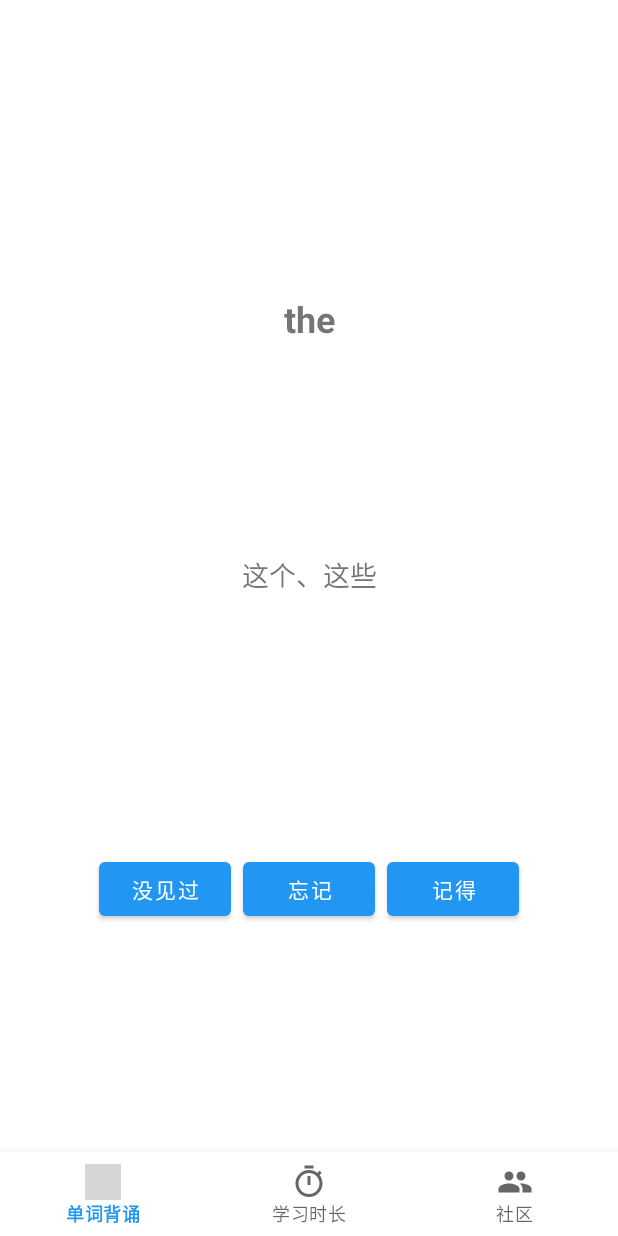
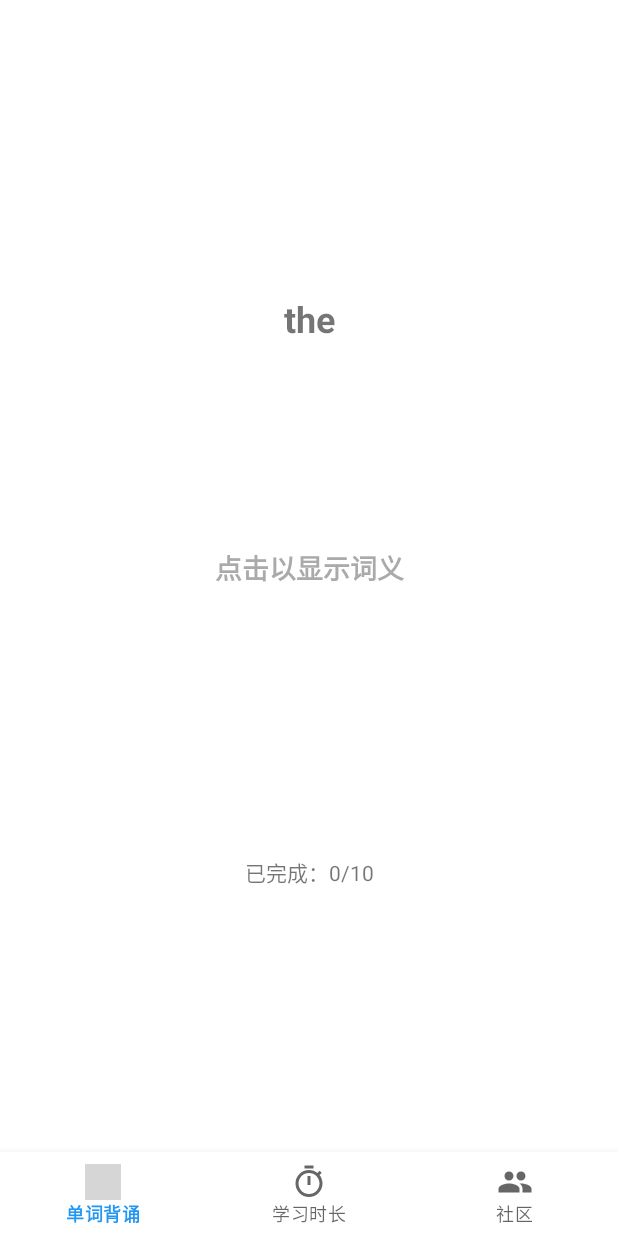
Before and after one commit to SaltFishGC/AppCourseWork, an Android app: the fragment WordRecitationUnlimitedFragment placed in its activity, after a tap on "开始每日背诵", on a phone screen of 412 x 824 dp. Run offline under Robolectric (Android 15) with nearby library versions, the phone set to English and light mode, and no system bars; grey boxes are pictures that could not be loaded.

Commit message:
写了个遮挡
后续规范一下代码，虽然也完全不规范就是了，i need模版抄一下

```diff
--- a/myapp/app/src/main/java/com/example/myapp/wordFragment/WordRecitationFragment.java
+++ b/myapp/app/src/main/java/com/example/myapp/wordFragment/WordRecitationFragment.java
@@ -1,5 +1,6 @@
 package com.example.myapp.wordFragment;
 
+import android.graphics.Typeface;
 import android.os.Bundle;
 import android.view.LayoutInflater;
 import android.view.View;
@@ -23,7 +24,6 @@ import com.example.myapp.entity.Word;
 
 import java.util.ArrayList;
 import java.util.List;
-// todo 制作两个模块的词义遮挡，点击后显示
 public class WordRecitationFragment extends Fragment {
     private TextView wordText;
     private TextView definitionText;
@@ -41,6 +41,9 @@ public class WordRecitationFragment extends Fragment {
     private int currentIndex;
     private int totalWords;
     private int completedWords;
+    // 新增遮挡词义的变量
+    private TextView definitionMaskText;  // 用于遮挡词义的文本
+    private boolean isDefinitionVisible = false;  // 是否已显示词义
 
     @Override
     public View onCreateView(LayoutInflater inflater, ViewGroup container, Bundle savedInstanceState) {
@@ -48,6 +51,9 @@ public class WordRecitationFragment extends Fragment {
 
         // 初始化视图
         initViews(view);
+
+        // 添加遮挡词义的视图
+        setupDefinitionMask(view);
 
         // 初始化数据库
         SqliteConnection dbHelper = new SqliteConnection(requireContext());
@@ -74,6 +80,42 @@ public class WordRecitationFragment extends Fragment {
         btnForgot = view.findViewById(R.id.btn_forgot);
         btnRemembered = view.findViewById(R.id.btn_remembered);
     }
+    // 新增方法：设置词义遮挡层
+    private void setupDefinitionMask(View view) {
+        // 创建用于遮挡的 TextView
+        definitionMaskText = new TextView(requireContext());
+        definitionMaskText.setText("点击以显示词义");
+        definitionMaskText.setTextSize(18);
+        definitionMaskText.setTypeface(Typeface.DEFAULT_BOLD);
+        definitionMaskText.setGravity(android.view.Gravity.CENTER);
+        definitionMaskText.setBackgroundColor(getResources().getColor(android.R.color.white));
+        definitionMaskText.setTextColor(getResources().getColor(android.R.color.darker_gray));
+
+        // 设置 LayoutParams，使其填满 answer 布局
+        ViewGroup parent = view.findViewById(R.id.answer);
+        ViewGroup.LayoutParams params = new ViewGroup.LayoutParams(
+                ViewGroup.LayoutParams.MATCH_PARENT,
+                ViewGroup.LayoutParams.MATCH_PARENT
+        );
+        definitionMaskText.setLayoutParams(params);
+
+        parent.addView(definitionMaskText, 0); // 插入到最上层
+
+        // 设置点击事件
+        definitionMaskText.setOnClickListener(v -> toggleDefinitionVisibility());
+    }
+    // 切换词义显示状态的方法
+    private void toggleDefinitionVisibility() {
+        isDefinitionVisible = !isDefinitionVisible;
+        definitionMaskText.setVisibility(isDefinitionVisible ? View.GONE : View.VISIBLE);
+
+        // 显示或隐藏 answer 区域中的各个组件
+        int visibility = isDefinitionVisible ? View.VISIBLE : View.GONE;
+        definitionText.setVisibility(visibility);
+        variantText.setVisibility(visibility);
+        topicText.setVisibility(visibility);
+    }
+
     // 加载单词
     private void loadWords() {
         wordList = wordDao.getRandomUnrememberedWords();
@@ -82,6 +124,7 @@ public class WordRecitationFragment extends Fragment {
         totalWords = wordList.size();
         completedWords = 0;
         updateWordDisplay();
+        toggleDefinitionVisibility();
     }
 
     // 设置按钮点击事件
@@ -144,9 +187,9 @@ public class WordRecitationFragment extends Fragment {
             definitionText.setText(currentWord.getDefinition());
             variantText.setText(currentWord.getVariant());
             topicText.setText(currentWord.getTopic());
+            toggleDefinitionVisibility();
 
             // 更新进度显示
-            int remainingWords = totalWords - completedWords;
             progressText.setText(String.format("已完成：%d/%d", completedWords, totalWords));
         }
     }
--- a/myapp/app/src/main/java/com/example/myapp/wordFragment/WordRecitationUnlimitedFragment.java
+++ b/myapp/app/src/main/java/com/example/myapp/wordFragment/WordRecitationUnlimitedFragment.java
@@ -1,5 +1,6 @@
 package com.example.myapp.wordFragment;
 
+import android.graphics.Typeface;
 import android.os.Bundle;
 import android.view.LayoutInflater;
 import android.view.View;
@@ -32,6 +33,10 @@ public class WordRecitationUnlimitedFragment extends Fragment {
     private Button btnRemembered;
     private MaterialButton btnEnd;
 
+    // 新增遮挡词义的变量
+    private TextView definitionMaskText;  // 用于遮挡词义的文本
+    private boolean isDefinitionVisible = false;  // 是否已显示词义
+
     private WordDao wordDao;
     private WordLearningRecordDao learningRecordDao;
     private Word currentWord;
@@ -43,6 +48,9 @@ public class WordRecitationUnlimitedFragment extends Fragment {
 
         // 初始化视图
         initViews(view);
+
+        // 创建遮挡词义
+        setupDefinitionMask(view);
 
         // 初始化数据库
         SqliteConnection dbHelper = new SqliteConnection(requireContext());
@@ -70,18 +78,57 @@ public class WordRecitationUnlimitedFragment extends Fragment {
         btnEnd = view.findViewById(R.id.btn_end);
     }
 
+    private void setupButtonListeners() {
+        btnNeverSeen.setOnClickListener(v -> handleWordResponse(0));
+        btnForgot.setOnClickListener(v -> handleWordResponse(1));
+        btnRemembered.setOnClickListener(v -> handleWordResponse(2));
+        btnEnd.setOnClickListener(v -> returnToWelcomeFragment());
+    }
+
+    // 新增方法：设置词义遮挡层
+    private void setupDefinitionMask(View view) {
+        // 创建用于遮挡的 TextView
+        definitionMaskText = new TextView(requireContext());
+        definitionMaskText.setText("点击以显示词义");
+        definitionMaskText.setTextSize(18);
+        definitionMaskText.setTypeface(Typeface.DEFAULT_BOLD);
+        definitionMaskText.setGravity(android.view.Gravity.CENTER);
+        definitionMaskText.setBackgroundColor(getResources().getColor(android.R.color.white));
+        definitionMaskText.setTextColor(getResources().getColor(android.R.color.darker_gray));
+
+        // 设置 LayoutParams，使其填满 answer 布局
+        ViewGroup parent = view.findViewById(R.id.answer);
+        ViewGroup.LayoutParams params = new ViewGroup.LayoutParams(
+                ViewGroup.LayoutParams.MATCH_PARENT,
+                ViewGroup.LayoutParams.MATCH_PARENT
+        );
+        definitionMaskText.setLayoutParams(params);
+
+        parent.addView(definitionMaskText, 0); // 插入到最上层
+
+        // 设置点击事件
+        definitionMaskText.setOnClickListener(v -> toggleDefinitionVisibility());
+    }
+
+    // 切换词义显示状态的方法
+    private void toggleDefinitionVisibility() {
+        isDefinitionVisible = !isDefinitionVisible;
+        definitionMaskText.setVisibility(isDefinitionVisible ? View.GONE : View.VISIBLE);
+
+        // 显示或隐藏 answer 区域中的各个组件
+        int visibility = isDefinitionVisible ? View.VISIBLE : View.GONE;
+        definitionText.setVisibility(visibility);
+        variantText.setVisibility(visibility);
+        topicText.setVisibility(visibility);
+    }
+
     private void loadNextWord() {
         // 获取一个未记住的单词
         currentWord = wordDao.getRandomUnrememberedWord();
         updateWordDisplay();
     }
 
-    private void setupButtonListeners() {
-        btnNeverSeen.setOnClickListener(v -> handleWordResponse(0));
-        btnForgot.setOnClickListener(v -> handleWordResponse(1));
-        btnRemembered.setOnClickListener(v -> handleWordResponse(2));
-        btnEnd.setOnClickListener(v -> returnToWelcomeFragment());
-    }
+
 
     private void handleWordResponse(int response) {
         if (currentWord != null) {
@@ -97,16 +144,27 @@ public class WordRecitationUnlimitedFragment extends Fragment {
                     break;
             }
             loadNextWord();
+            toggleDefinitionVisibility();
         }
     }
 
     private void updateWordDisplay() {
         if (currentWord != null) {
             wordText.setText(currentWord.getWord());
+
+            // 更新词义等字段，但保持隐藏状态
             definitionText.setText(currentWord.getDefinition());
             variantText.setText(currentWord.getVariant());
             topicText.setText(currentWord.getTopic());
+
             progressText.setText(String.format("已完成：%d个单词", completedWords));
+
+            // 如果词义已显示，则刷新内容；否则保持隐藏
+            if (!isDefinitionVisible) {
+                definitionText.setVisibility(View.GONE);
+                variantText.setVisibility(View.GONE);
+                topicText.setVisibility(View.GONE);
+            }
         }
     }
 
--- a/myapp/app/src/main/java/com/example/myapp/wordFragment/WordRecitationWelcomeFragment.java
+++ b/myapp/app/src/main/java/com/example/myapp/wordFragment/WordRecitationWelcomeFragment.java
@@ -30,16 +30,31 @@ public class WordRecitationWelcomeFragment extends Fragment {
         View view = inflater.inflate(R.layout.fragment_word_recitation_welcome, container, false);
 
         // 初始化视图
+        initViews(view);
+
+        // 初始化数据库
+        dbHelper = new SqliteConnection(requireContext());
+        learningRecordDao = new WordLearningRecordDao(dbHelper);
+
+        // 设置点击事件
+        setupClickListeners();
+
+        // 显示今天的统计信息
+        updateTodayStats();
+
+        return view;
+    }
+
+    private void initViews(View view) {
+        // 初始化视图
         calendarView = view.findViewById(R.id.calendar_view);
         todayStats = view.findViewById(R.id.today_stats);
         totalStats = view.findViewById(R.id.total_stats);
         startButton = view.findViewById(R.id.start_button);
         unlimitedModeButton = view.findViewById(R.id.unlimited_mode_button);
+    }
 
-        // 初始化数据库
-        dbHelper = new SqliteConnection(requireContext());
-        learningRecordDao = new WordLearningRecordDao(dbHelper);
-
+    private void setupClickListeners() {
         // 设置日历点击事件
         calendarView.setOnDateChangeListener((view1, year, month, dayOfMonth) -> {
             updateStatsForDate(year, month, dayOfMonth);
@@ -62,11 +77,6 @@ public class WordRecitationWelcomeFragment extends Fragment {
             transaction.addToBackStack(null);
             transaction.commit();
         });
-
-        // 显示今天的统计信息
-        updateTodayStats();
-
-        return view;
     }
 
     private void updateTodayStats() {
--- a/myapp/app/src/main/res/layout/fragment_word_recitation.xml
+++ b/myapp/app/src/main/res/layout/fragment_word_recitation.xml
@@ -18,7 +18,7 @@
     <LinearLayout
         android:id="@+id/answer"
         android:layout_width="match_parent"
-        android:layout_height="match_parent"
+        android:layout_height="300dp"
         android:orientation="vertical"
         android:textSize="18sp"
         android:gravity="center"
--- a/myapp/app/src/main/res/layout/fragment_word_recitation_unlimited.xml
+++ b/myapp/app/src/main/res/layout/fragment_word_recitation_unlimited.xml
@@ -19,7 +19,7 @@
     <LinearLayout
         android:id="@+id/answer"
         android:layout_width="match_parent"
-        android:layout_height="wrap_content"
+        android:layout_height="300dp"
         android:orientation="vertical"
         android:gravity="center"
         android:layout_marginTop="32dp">
```
